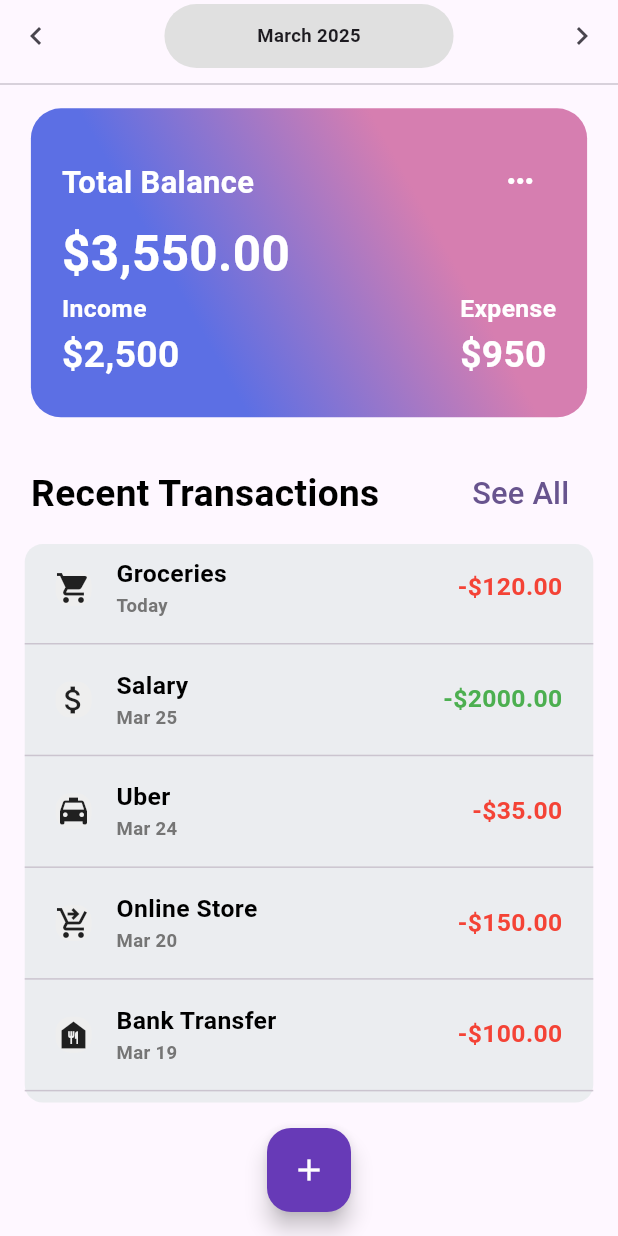
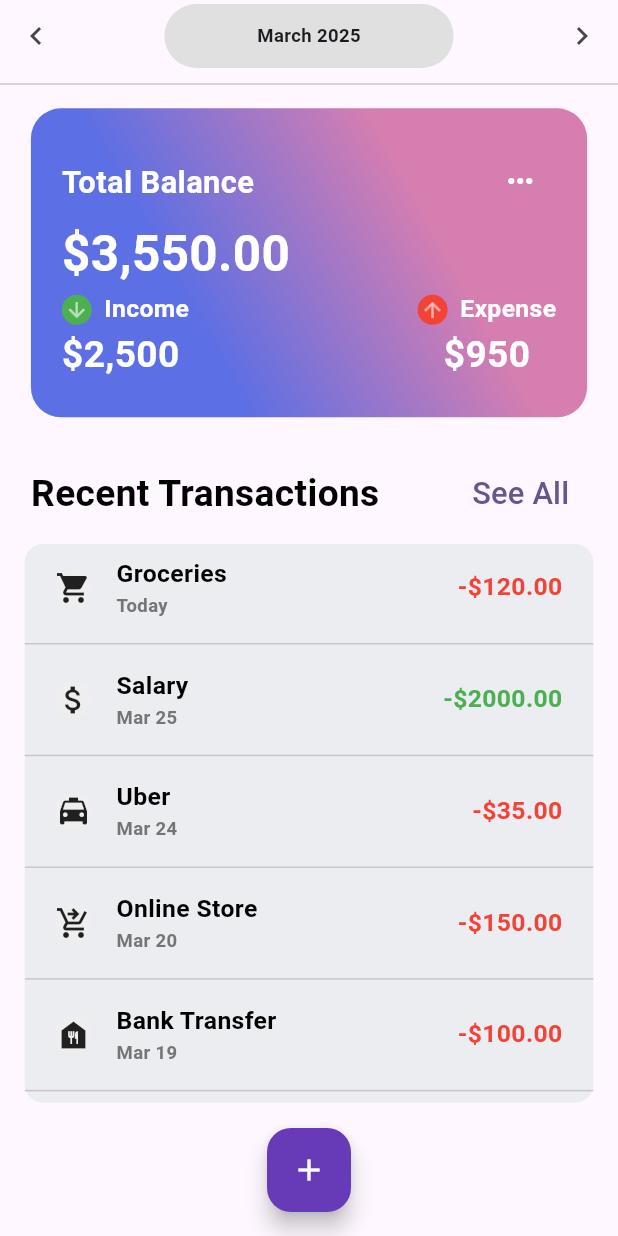
Before and after one commit to pinithasavidya617/money-manage-flutter, a Flutter app: the HomeScreen screen opened directly, on a phone screen of 412 x 824 dp. Run offline on Flutter 3.47's test engine with Material 3 defaults, Android fonts, the phone set to English and light mode, and no system bars.

Commit message:
Add colorful arrow icons

```diff
--- a/lib/screens/home_screen.dart
+++ b/lib/screens/home_screen.dart
@@ -1,5 +1,6 @@
 import 'package:flutter/material.dart';
 import 'package:money_manage/configs/size_config.dart';
+import 'package:money_manage/screens/launch_screen.dart';
 
 import '../widgets/transaction_items.dart';
 
@@ -95,12 +96,25 @@ class _HomeScreenState extends State<HomeScreen> {
                             Column(
                               crossAxisAlignment: CrossAxisAlignment.start,
                               children: [
+                                Row(
+                                  children: [
+                                    CircleAvatar(
+                                    radius: 10,
+                                    backgroundColor: Colors.green,
+                                    child: Icon(
+                                      Icons.arrow_downward,
+                                      size: 16,
+                                      color: Colors.white60,
+                                    ),),
+                                    SizedBox(width: SizeConfig.blockWidth * 2,),
                                     Text("Income",
                                     style: TextStyle(
                                         color: Colors.white,
                                         fontSize: SizeConfig.blockWidth * 4,
                                         fontWeight: FontWeight.bold
                                     ),),
+                                  ],
+                                ),
                                 Text("\$2,500",
                                   style: TextStyle(
                                       color: Colors.white,
@@ -111,14 +125,27 @@ class _HomeScreenState extends State<HomeScreen> {
                               ],
                             ),
                             Column(
-                              crossAxisAlignment: CrossAxisAlignment.start,
+                              // crossAxisAlignment: CrossAxisAlignment.start,
                               children: [
+                                Row(
+                                  children: [
+                                    CircleAvatar(
+                                      radius: 10,
+                                      backgroundColor: Colors.red,
+                                      child: Icon(
+                                        Icons.arrow_upward,
+                                        size: 16,
+                                        color: Colors.white60,
+                                      ),),
+                                    SizedBox(width: SizeConfig.blockWidth * 2,),
                                     Text("Expense",
                                       style: TextStyle(
                                           color: Colors.white,
                                           fontSize: SizeConfig.blockWidth * 4,
                                           fontWeight: FontWeight.bold
                                       ),),
+                                  ],
+                                ),
                                 Text("\$950",
                                   style: TextStyle(
                                       color: Colors.white,
```
Lines whose indentation alone changed are shown as unchanged.
